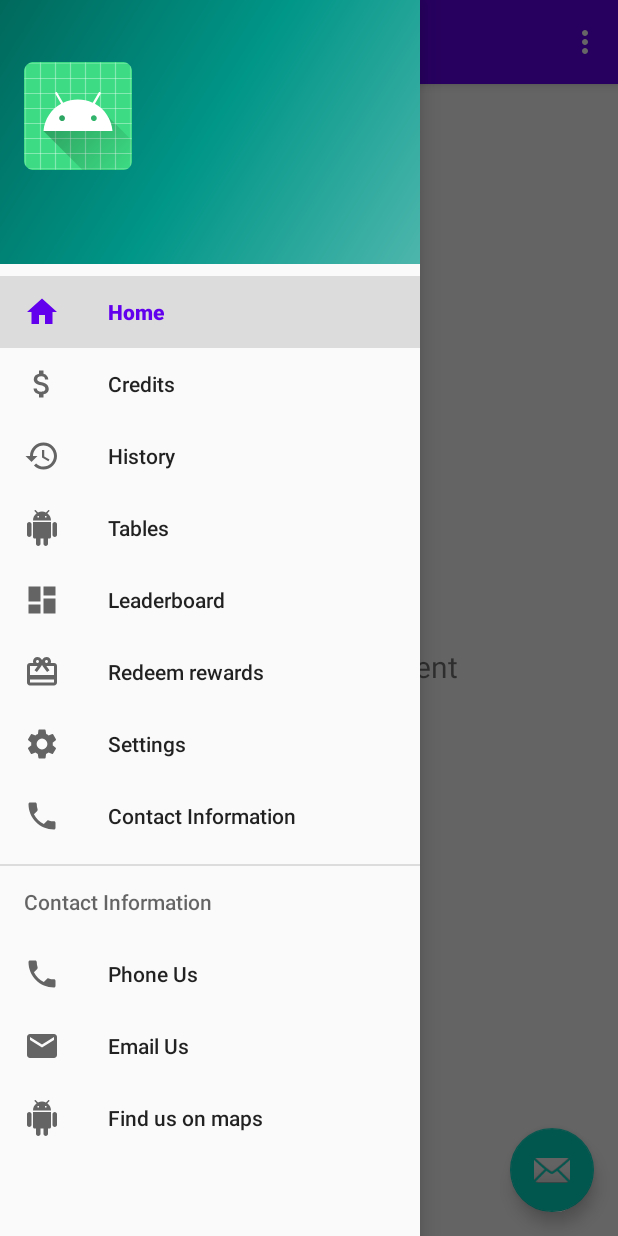
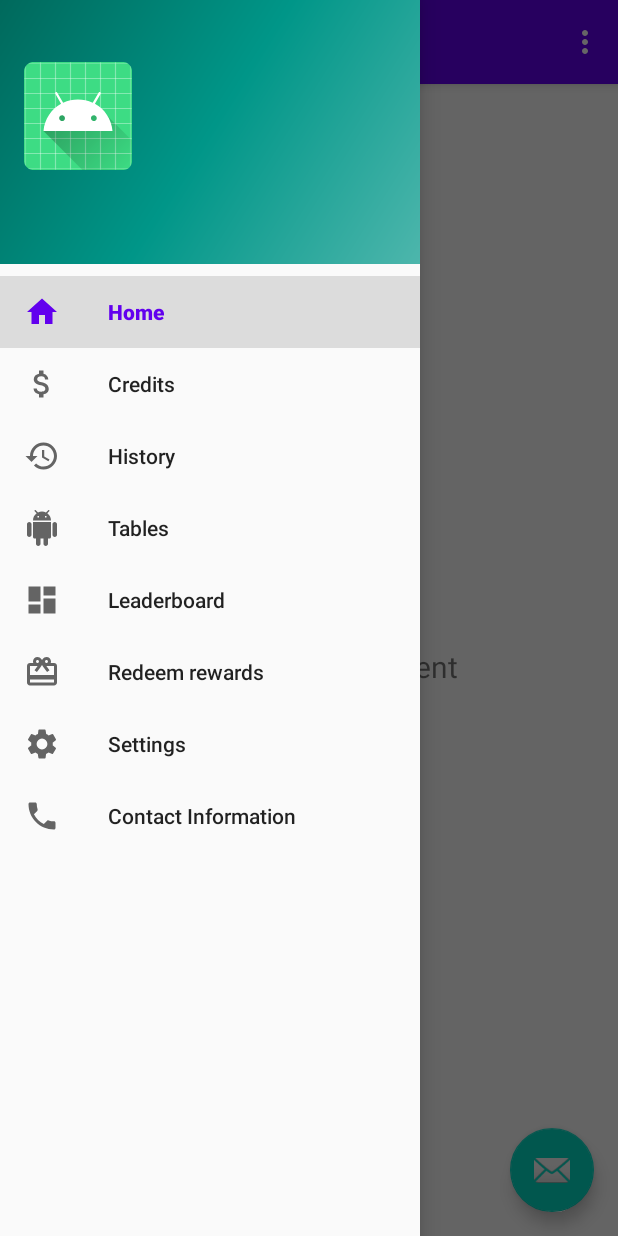
Before and after one commit to idhant/SIT305, an Android app: the screen it shows after launch once a user with an empty profile is signed in (MainActivity), with the side drawer open, on a phone screen of 412 x 824 dp. Run offline under Robolectric (Android 15) with nearby library versions, the phone set to English and light mode, and no system bars; our stand-ins replace Firebase (no records; nobody signed in at launch, a user with empty details on screens opened directly), navigation-ui.

Commit message:
Remove redundant nav_buttons and respective code in main_activity.

```diff
--- a/Source/MainApp/app/src/main/java/com/example/academymanagement/MainActivity.java
+++ b/Source/MainApp/app/src/main/java/com/example/academymanagement/MainActivity.java
@@ -37,7 +37,7 @@ import org.w3c.dom.Text;
 * activity_main.xml = defines the space for the app_bar_main and the navigation_View
  */
 
-public class MainActivity extends AppCompatActivity implements NavigationView.OnNavigationItemSelectedListener{
+public class MainActivity extends AppCompatActivity {
 
     // Declaring a appbarconfig variable to add the options in the appbar
     private AppBarConfiguration mAppBarConfiguration;
@@ -54,7 +54,6 @@ public class MainActivity extends AppCompatActivity implements NavigationView.On
     protected void onCreate(Bundle savedInstanceState) {
         super.onCreate(savedInstanceState);
         setContentView(R.layout.activity_main);
-        setNavigationViewListener();
 
         // Create a reference to the toolbar in app_bar_main.xml which acts as a action bar
         Toolbar toolbar = findViewById(R.id.toolbar);
@@ -152,34 +151,4 @@ public class MainActivity extends AppCompatActivity implements NavigationView.On
         return NavigationUI.navigateUp(navController, mAppBarConfiguration)
                 || super.onSupportNavigateUp();
     }
-
-    private void setNavigationViewListener() {
-        NavigationView navigationView = findViewById(R.id.nav_view);
-        navigationView.setNavigationItemSelectedListener(this);
-    }
-
-    @Override
-    public boolean onNavigationItemSelected(@NonNull MenuItem item) {
-        // Handle navigation view item clicks here.
-        switch (item.getItemId()) {
-
-            case R.id.nav_phone:
-                Toast.makeText(MainActivity.this,"Clicked Phone action",Toast.LENGTH_SHORT).show();
-                break;
-
-            case R.id.nav_email:
-                Toast.makeText(MainActivity.this,"Clicked Email action",Toast.LENGTH_SHORT).show();
-                break;
-
-            case R.id.nav_map:
-                Toast.makeText(MainActivity.this,"Clicked Map action",Toast.LENGTH_SHORT).show();
-                break;
-
-        }
-        //close navigation drawer
-        //mDrawerLayout.closeDrawer(GravityCompat.START);
-        return true;
-
-        //return false;
-    }
 }
--- a/Source/MainApp/app/src/main/res/menu/activity_main_drawer.xml
+++ b/Source/MainApp/app/src/main/res/menu/activity_main_drawer.xml
@@ -39,21 +39,4 @@
             android:title="@string/menu_contact"/>
     </group>
 
-    <item
-        android:title="@string/menu_contact">
-        <menu>
-            <item
-                android:id="@+id/nav_phone"
-                android:icon="@drawable/ic_menu_phone"
-                android:title="@string/menu_phone"/>
-            <item
-                android:id="@+id/nav_email"
-                android:icon="@drawable/ic_menu_email"
-                android:title="@string/menu_email"/>
-            <item
-                android:id="@+id/nav_map"
-                android:icon="@drawable/ic_menu_placeholder"
-                android:title="@string/menu_map"/>
-        </menu>
-    </item>
 </menu>
```
